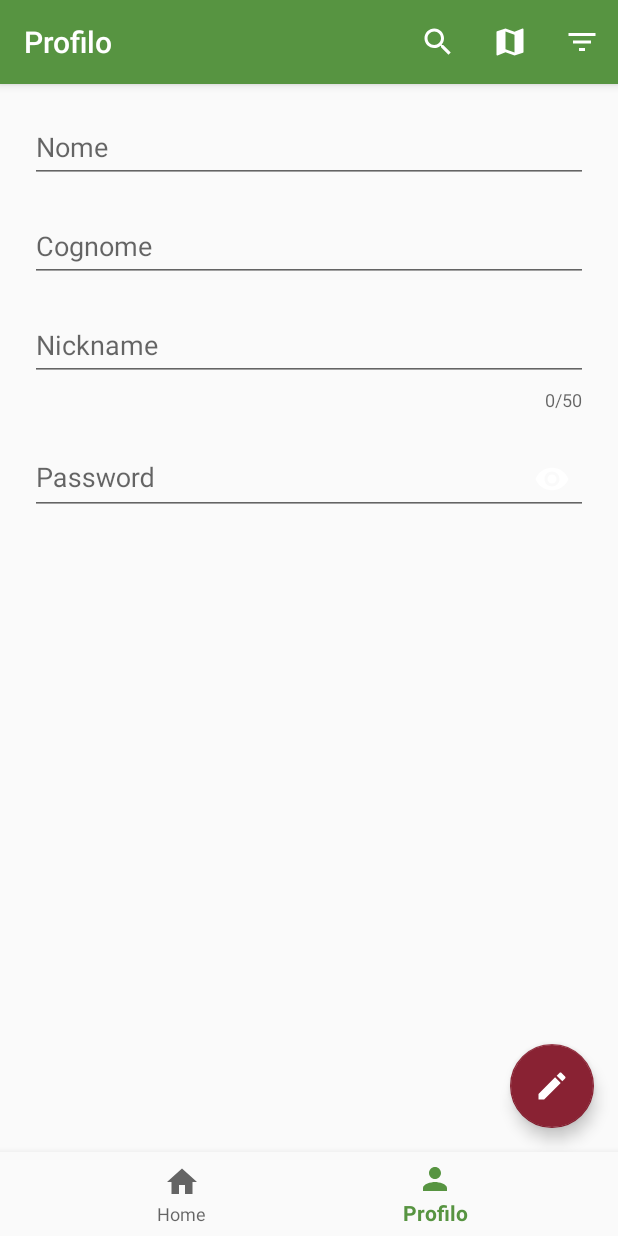
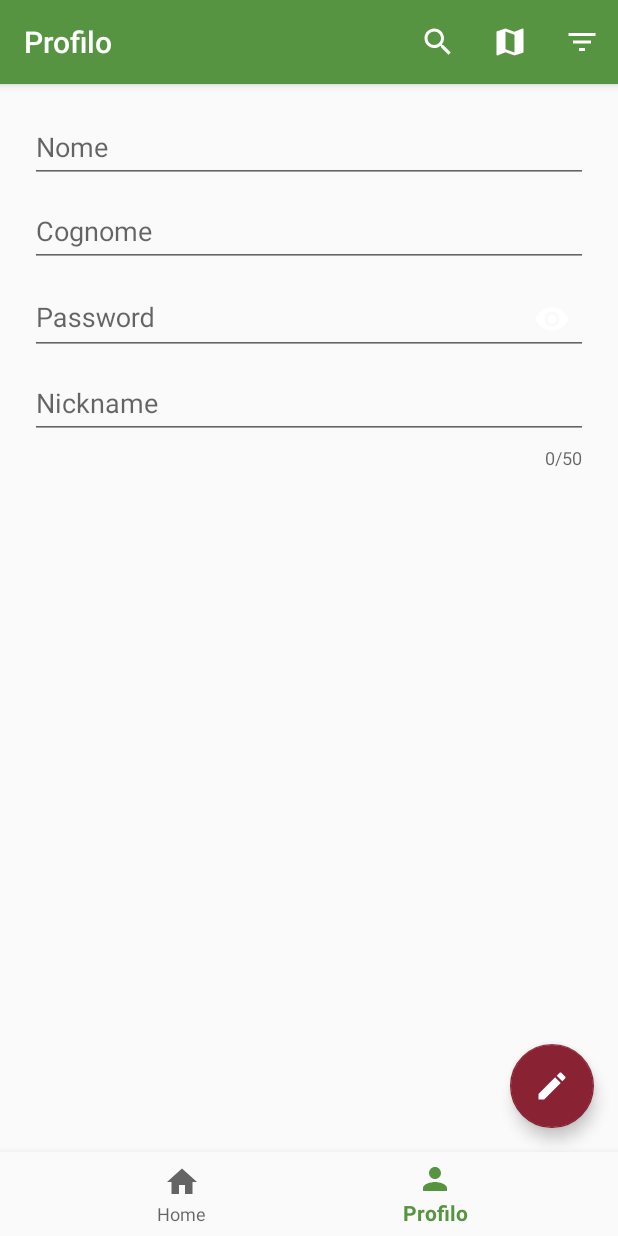
Before and after one commit to alessandroquirile/Vamos, an Android app: the ProfileFragment screen opened through its navigation route, on a phone screen of 412 x 824 dp. Run offline under Robolectric (Android 15) with nearby library versions, the phone set to English and light mode, and no system bars; our stand-ins replace navigation-ui.

Commit message:
Fix fragment profilo Eliminazione spazi superflui

```diff
--- a/app/src/main/res/layout/fragment_profile.xml
+++ b/app/src/main/res/layout/fragment_profile.xml
@@ -18,13 +18,13 @@
         app:rippleColor="@color/colorAccentDark" />
 
     <androidx.core.widget.NestedScrollView
-        android:layout_width="399dp"
-        android:layout_height="286dp"
+        android:layout_width="392dp"
+        android:layout_height="327dp"
         android:layout_alignParentTop="true"
         android:layout_alignParentBottom="true"
         android:layout_marginLeft="10dp"
         android:layout_marginRight="10dp"
-        android:layout_marginBottom="309dp">
+        android:layout_marginBottom="404dp">
 
         <androidx.appcompat.widget.LinearLayoutCompat
             android:layout_width="match_parent"
@@ -36,7 +36,6 @@
                 android:id="@+id/textInputLayoutNameSignIn"
                 android:layout_width="match_parent"
                 android:layout_height="wrap_content"
-                android:layout_marginBottom="10dp"
                 android:hint="@string/name_profile_hint"
                 android:theme="@style/AppThemeProfile">
 
@@ -53,7 +52,6 @@
                 android:id="@+id/textInputLayoutLastNameSignIn"
                 android:layout_width="match_parent"
                 android:layout_height="wrap_content"
-                android:layout_marginBottom="10dp"
                 android:hint="@string/last_name_profile_hint"
                 android:theme="@style/AppThemeProfile">
 
@@ -64,6 +62,24 @@
                     android:inputType="text"
                     android:maxLines="1" />
 
+                <com.google.android.material.textfield.TextInputLayout
+                    android:id="@+id/textInputLayoutRepeatPasswordSignIn"
+                    android:layout_width="match_parent"
+                    android:layout_height="wrap_content"
+                    android:hint="@string/password_profile_hint"
+                    android:theme="@style/AppThemeProfile"
+                    app:endIconMode="password_toggle"
+                    app:endIconTint="@android:color/white">
+
+                    <com.google.android.material.textfield.TextInputEditText
+                        android:layout_width="match_parent"
+                        android:layout_height="wrap_content"
+                        android:imeOptions="actionDone"
+                        android:inputType="textPassword"
+                        android:maxLines="1" />
+
+                </com.google.android.material.textfield.TextInputLayout>
+
             </com.google.android.material.textfield.TextInputLayout>
 
             <com.google.android.material.textfield.TextInputLayout
@@ -73,8 +89,8 @@
                 android:layout_marginBottom="10dp"
                 android:hint="@string/nickname_profile_hint"
                 android:theme="@style/AppThemeProfile"
-                app:counterMaxLength="50"
-                app:counterEnabled="true">
+                app:counterEnabled="true"
+                app:counterMaxLength="50">
 
                 <com.google.android.material.textfield.TextInputEditText
                     android:layout_width="match_parent"
@@ -85,25 +101,6 @@
 
             </com.google.android.material.textfield.TextInputLayout>
 
-            <com.google.android.material.textfield.TextInputLayout
-                android:id="@+id/textInputLayoutRepeatPasswordSignIn"
-                android:layout_width="match_parent"
-                android:layout_height="wrap_content"
-                android:layout_marginBottom="10dp"
-                android:hint="@string/password_profile_hint"
-                android:theme="@style/AppThemeProfile"
-                app:endIconMode="password_toggle"
-                app:endIconTint="@android:color/white">
-
-                <com.google.android.material.textfield.TextInputEditText
-                    android:layout_width="match_parent"
-                    android:layout_height="wrap_content"
-                    android:imeOptions="actionDone"
-                    android:inputType="textPassword"
-                    android:maxLines="1" />
-
-            </com.google.android.material.textfield.TextInputLayout>
-
         </androidx.appcompat.widget.LinearLayoutCompat>
 
     </androidx.core.widget.NestedScrollView>
```
